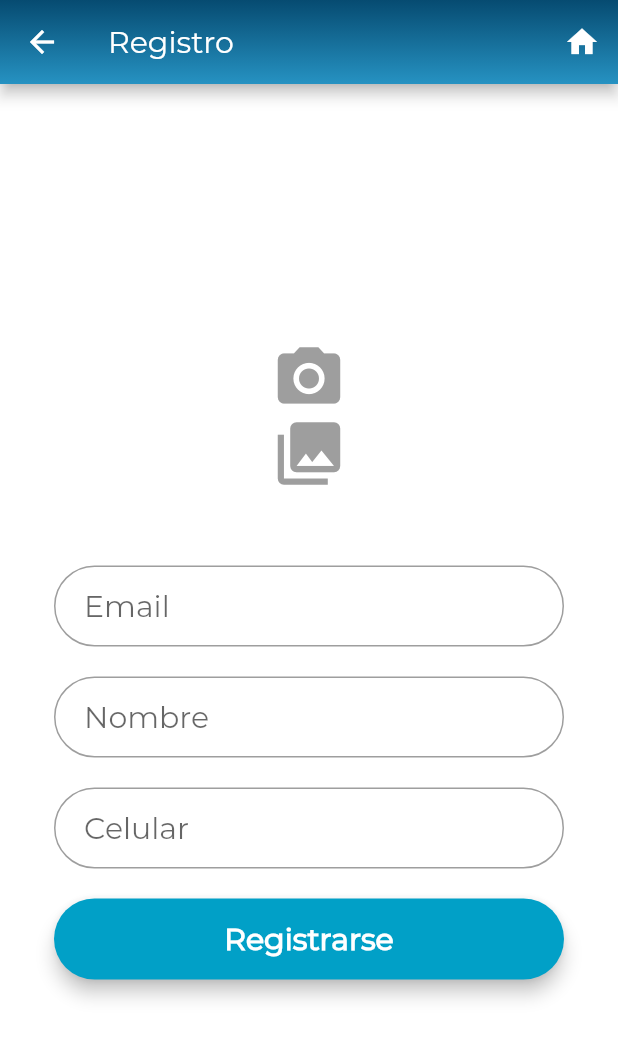
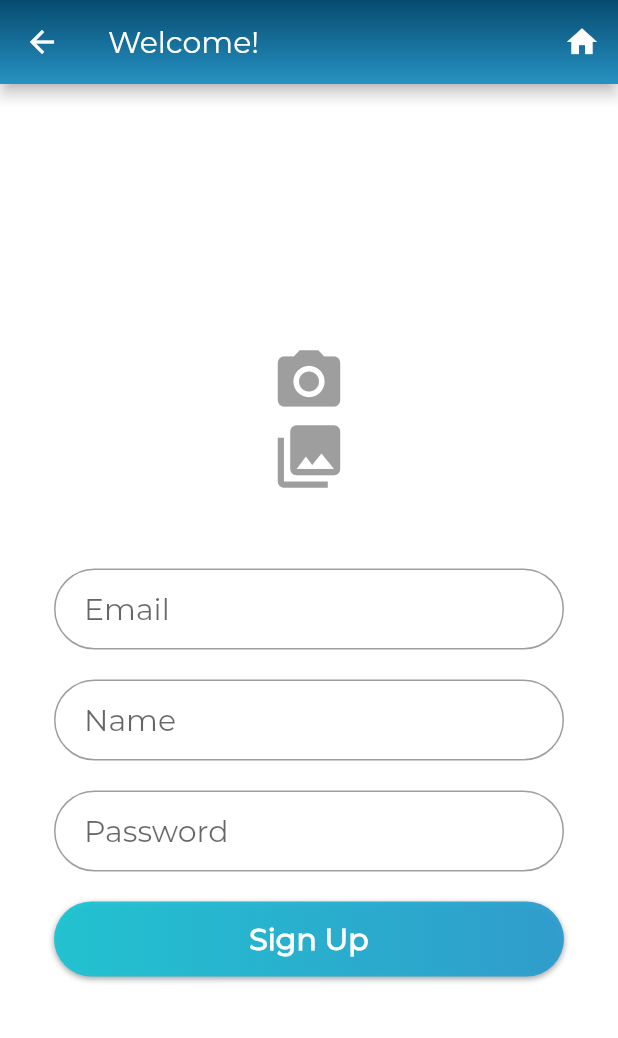
Before and after one commit to hernancasillas/PLAT, a Flutter app: the screen it shows after launch, after a tap on "Sign up", on a phone screen of 412 x 824 dp. Shown: the top 1038 px of the screen. Run offline on Flutter 3.47's test engine with Material 2 defaults, Android fonts, the phone set to English and light mode, and no system bars; our stand-ins replace flutter_rating_bar, gradient_app_bar, splashscreen.

Commit message:
botones con gradiente listos, usar clase raised gradient button

```diff
--- a/lib/main.dart
+++ b/lib/main.dart
@@ -2,6 +2,7 @@ import 'package:examen_flutter/routes/Producto.dart';
 import 'package:examen_flutter/routes/Registro.dart';
 import 'package:flutter/material.dart';
 import 'package:examen_flutter/widgets/drawer.dart';
+import 'package:examen_flutter/widgets/raisedgradbutton.dart';
 import 'package:gradient_app_bar/gradient_app_bar.dart';
 import 'package:splashscreen/splashscreen.dart';
 
@@ -232,13 +233,11 @@ class Login extends StatelessWidget {
                   OutlineInputBorder(borderRadius: BorderRadius.circular(32.0))),
           controller: password,
         );
-    final loginButton = Material(
-          elevation: 5.0,
-          borderRadius: BorderRadius.circular(30.0),
-          color: Color(0xff01A0C7),
-          child: MaterialButton(
-            minWidth: MediaQuery.of(context).size.width,
-            padding: EdgeInsets.fromLTRB(20.0, 15.0, 20.0, 15.0),
+    final loginButton = RaisedGradientButton(
+          gradient: LinearGradient(
+            colors: <Color>[Color(0xff01ac4d3),Color(0xff0299cce),]
+          ),
+
           onPressed: () {
             if(username.text == 'admin' && password.text =='admin')
                 Navigator.of(context).push(MaterialPageRoute(
@@ -259,17 +258,12 @@ class Login extends StatelessWidget {
             textAlign: TextAlign.center,
             style: style.copyWith(
               color: Colors.white, fontWeight: FontWeight.bold)),
-
-          ),
         );
 
-        final registerButton = Material(
-          elevation: 5.0,
-          borderRadius: BorderRadius.circular(30.0),
-          color: Color(0xff01A0C7),
-          child: MaterialButton(
-            minWidth: MediaQuery.of(context).size.width,
-            padding: EdgeInsets.fromLTRB(20.0, 15.0, 20.0, 15.0),
+        final registerButton = RaisedGradientButton(
+          gradient: LinearGradient(
+            colors: <Color>[Color(0xff01ac4d3),Color(0xff0299cce),]
+          ),
           onPressed: () {
                 Navigator.of(context).push(MaterialPageRoute(
                   builder: (BuildContext context) => Registro()));
@@ -277,8 +271,7 @@ class Login extends StatelessWidget {
           child: Text("Sign up",
             textAlign: TextAlign.center,
             style: style.copyWith(
-                    color: Colors.white, fontWeight: FontWeight.bold)),
-
+            color: Colors.white, fontWeight: FontWeight.bold)
           ),
         );
 
--- a/lib/routes/Registro.dart
+++ b/lib/routes/Registro.dart
@@ -1,5 +1,6 @@
 import 'package:examen_flutter/main.dart';
 import 'package:examen_flutter/widgets/drawer.dart';
+import 'package:examen_flutter/widgets/raisedgradbutton.dart';
 import 'package:flutter/material.dart';
 import 'package:gradient_app_bar/gradient_app_bar.dart';
 
@@ -17,7 +18,7 @@ class Registro extends StatelessWidget {
 
     return new Scaffold(
         appBar: GradientAppBar(
-        title: Text('Registro'),
+        title: Text('Welcome!'),
         gradient: /* LinearGradient(colors: [Colors.blue, Colors.purple, Colors.red]) */
                   LinearGradient(
                 begin: Alignment.topCenter,
@@ -59,7 +60,7 @@ class SnackBarPage extends StatelessWidget {
           style: style,
           decoration: InputDecoration(
               contentPadding: EdgeInsets.fromLTRB(20.0, 15.0, 20.0, 15.0),
-              hintText: "Nombre",
+              hintText: "Name",
               border:
                   OutlineInputBorder(borderRadius: BorderRadius.circular(32.0))),
               controller: nombre,
@@ -68,29 +69,26 @@ class SnackBarPage extends StatelessWidget {
           style: style,
           decoration: InputDecoration(
               contentPadding: EdgeInsets.fromLTRB(20.0, 15.0, 20.0, 15.0),
-              hintText: "Celular",
+              hintText: "Password",
               border:
                   OutlineInputBorder(borderRadius: BorderRadius.circular(32.0))),
               controller: celular,
         );
 
-      final registerButton = Material(
-          elevation: 5.0,
-          borderRadius: BorderRadius.circular(30.0),
-          color: Color(0xff01A0C7),
-          child: MaterialButton(
-            minWidth: MediaQuery.of(context).size.width,
-            padding: EdgeInsets.fromLTRB(20.0, 15.0, 20.0, 15.0),
+      final registerButton = RaisedGradientButton(
+            gradient: LinearGradient(
+            colors: <Color>[Color(0xff01ac4d3),Color(0xff0299cce),]
+          ),
             onPressed: () {
                 Navigator.of(context).push(MaterialPageRoute(
                   builder: (BuildContext context) => MainScreen()));
             },
-            child: Text("Registrarse",
+            child: Text("Sign Up",
                 textAlign: TextAlign.center,
                 style: style.copyWith(
                     color: Colors.white, fontWeight: FontWeight.bold)),
 
-          ),
+
         );
     return Center(
            child: Container(
--- /dev/null
+++ b/lib/widgets/raisedgradbutton.dart
@@ -0,0 +1,44 @@
+import 'package:flutter/material.dart';
+
+class RaisedGradientButton extends StatelessWidget {
+  final Widget child;
+  final Gradient gradient;
+  final double width;
+  final double height;
+  final Function onPressed;
+
+  const RaisedGradientButton({
+    Key key,
+    @required this.child,
+    this.gradient,
+    this.width = double.infinity,
+    this.height = 60.0,
+    this.onPressed,
+  }) : super(key: key);
+
+  @override
+  Widget build(BuildContext context) {
+    return Container(
+      width: width,
+      height: 50.0,
+      decoration: BoxDecoration(gradient: gradient, boxShadow: [
+        BoxShadow(
+          color: Colors.grey[500],
+          offset: Offset(0.0, 1.5),
+          blurRadius: 3.0,
+        ),
+      ],
+          borderRadius: new BorderRadius.circular(30.0)
+      ),
+
+      child: Material(
+        color: Colors.transparent,
+        child: InkWell(
+            onTap: onPressed,
+            child: Center(
+              child: child,
+            )),
+      ),
+    );
+  }
+}
```
Also changed, not shown: lib/routes/Checkout.dart (+9 -13 lines), lib/routes/Confirmacion.dart (+5 -8 lines), lib/routes/Producto.dart (+11 -18 lines). Lines whose indentation alone changed are shown as unchanged.
